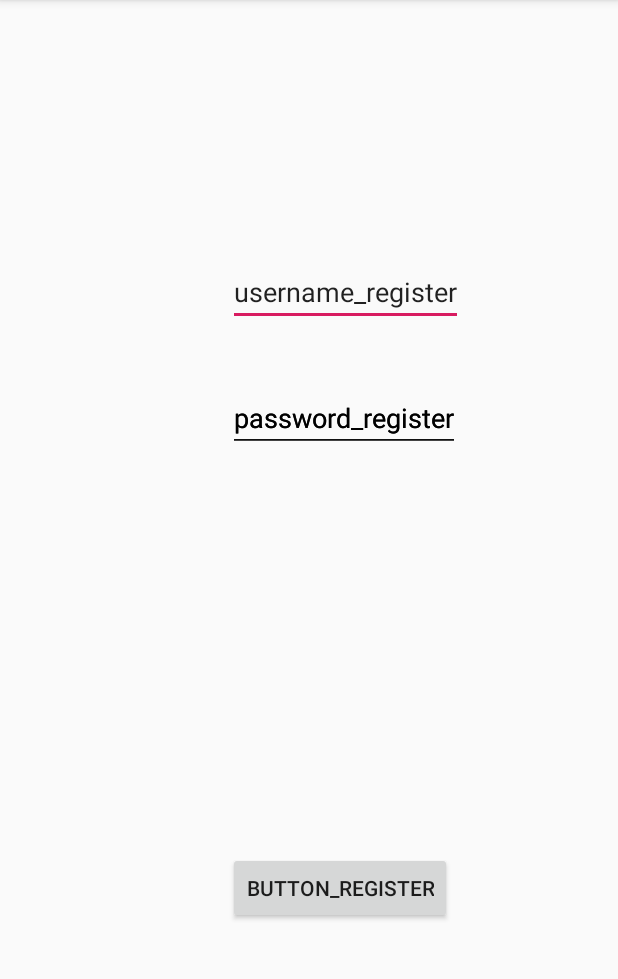
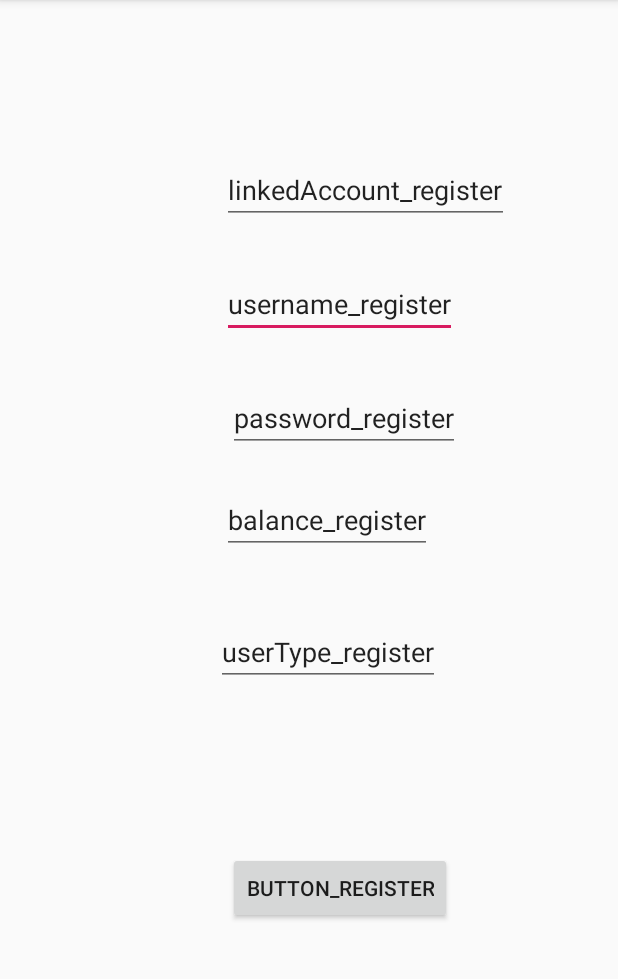
Before and after one commit to catlian/INFS3605_group2, an Android app: the RegisterActivity screen opened directly, with no data from a screen before it, after a tap on "BUTTON_REGISTER", on a phone screen of 412 x 824 dp, the part 84-1063 px from its top. Run offline under Robolectric (Android 15) with nearby library versions, the phone set to English and light mode, and no system bars; our stand-ins replace Firebase (no records; nobody signed in at launch, a user with empty details on screens opened directly).

Commit message:
Login and register pages, update Manifest and MainActivity after

```diff
--- a/app/src/main/java/com/example/infs3605_group2/Activities/LoginActivity1.java
+++ b/app/src/main/java/com/example/infs3605_group2/Activities/LoginActivity1.java
@@ -16,6 +16,11 @@ import com.google.android.gms.tasks.OnCompleteListener;
 import com.google.android.gms.tasks.Task;
 import com.google.firebase.auth.AuthResult;
 import com.google.firebase.auth.FirebaseAuth;
+import com.google.firebase.database.DataSnapshot;
+import com.google.firebase.database.DatabaseError;
+import com.google.firebase.database.DatabaseReference;
+import com.google.firebase.database.FirebaseDatabase;
+import com.google.firebase.database.ValueEventListener;
 
 public class LoginActivity1 extends AppCompatActivity {
     private EditText username;
@@ -41,16 +46,30 @@ public class LoginActivity1 extends AppCompatActivity {
 
     }
 
-    private void loginTask (String username, String password) {
+    private void loginTask (final String username, String password) {
+        final String user = username;
         auth.signInWithEmailAndPassword(username + "@gmail.com", password).addOnCompleteListener(new OnCompleteListener<AuthResult>() {
             @Override
             public void onComplete(@NonNull Task<AuthResult> task) {
                 if (task.isSuccessful()){
                     Toast.makeText(LoginActivity1.this, "Login Success", Toast.LENGTH_SHORT).show();
-                    startActivity (new Intent(LoginActivity1.this, MainActivity.class));
+                    DatabaseReference reference = FirebaseDatabase.getInstance().getReference().child("userInfo").child(user).child("userType");
+                    reference.addListenerForSingleValueEvent(new ValueEventListener() {
+                        @Override
+                        public void onDataChange(@NonNull DataSnapshot dataSnapshot) {
+                           String type = dataSnapshot.getValue().toString();
+                           Intent intent = new Intent(LoginActivity1.this, TestActivity.class);
+                           intent.putExtra("userType", type);
+                           startActivity (intent);
+                           finish();
+                        }
+                        @Override
+                        public void onCancelled(@NonNull DatabaseError databaseError) {
 
-                    //TO BE DONE - LOGIN TO WHICHEVER TYPE OF USER IT IS
-                    finish();
+                        }
+                    });
+                    //startActivity (new Intent(LoginActivity1.this, MainActivity.class));
+                    //finish();
                 }
                 else {
                     Toast.makeText(LoginActivity1.this, "Invalid Username or Password!", Toast.LENGTH_SHORT).show();
--- a/app/src/main/java/com/example/infs3605_group2/Activities/RegisterActivity.java
+++ b/app/src/main/java/com/example/infs3605_group2/Activities/RegisterActivity.java
@@ -25,6 +25,10 @@ public class RegisterActivity extends AppCompatActivity {
     private EditText password;
     private Button register;
     private FirebaseAuth auth;
+    private EditText linkedAcc;
+    private EditText balance;
+    private EditText userType;
+    private EditText profileImage;
     @Override
     protected void onCreate(Bundle savedInstanceState) {
         super.onCreate(savedInstanceState);
@@ -32,12 +36,20 @@ public class RegisterActivity extends AppCompatActivity {
         username = (EditText) findViewById(R.id.username_register);
         password = (EditText) findViewById(R.id.password_register);
         register = (Button) findViewById(R.id.button_register);
+        linkedAcc = (EditText) findViewById(R.id.linkedAccount_register);
+        balance = (EditText) findViewById(R.id.balance_register);
+        userType = (EditText) findViewById(R.id.userType_register);
+
         auth = FirebaseAuth.getInstance();
         register.setOnClickListener(new View.OnClickListener() {
             @Override
             public void onClick(View v) {
                 String user_text = username.getText().toString();
                 String pass_text = password.getText().toString();
+                String linkedAcc_text = linkedAcc.getText().toString();
+                String balance_text = balance.getText().toString();
+                String userType_text = userType.getText().toString();
+
                 if (TextUtils.isEmpty(user_text) || TextUtils.isEmpty(pass_text)){
                     Toast.makeText(RegisterActivity.this, "Missing Value", Toast.LENGTH_SHORT).show();
                 }else if (pass_text.length() < 6) {
@@ -46,7 +58,12 @@ public class RegisterActivity extends AppCompatActivity {
                 else {
                     HashMap<String, Object> map = new HashMap<>();
                     map.put("password", pass_text);
-                    registerUser("linkedAccount",pass_text);
+                    map.put("linkedAccount", linkedAcc_text);
+                    map.put("userType", userType_text);
+                    map.put("balance", balance_text);
+                    //FirebaseDatabase.getInstance().getReference().child("userInfo").child(user_text);
+                    FirebaseDatabase.getInstance().getReference().child("userInfo").child(user_text).updateChildren(map);
+                    registerUser(user_text , pass_text);
                 }
             }
         });
@@ -57,7 +74,7 @@ public class RegisterActivity extends AppCompatActivity {
             public void onComplete(@NonNull Task<AuthResult> task) {
                 if (task.isSuccessful()){
                     Toast.makeText(RegisterActivity.this, "Registration Success", Toast.LENGTH_SHORT).show();
-                    startActivity (new Intent(RegisterActivity.this, MainActivity.class));
+                    startActivity (new Intent(RegisterActivity.this, LoginActivity1.class));
                     finish();
                 }
                 else {
--- a/app/src/main/java/com/example/infs3605_group2/Activities/TestActivity.java
+++ b/app/src/main/java/com/example/infs3605_group2/Activities/TestActivity.java
@@ -5,6 +5,7 @@ import androidx.appcompat.app.AppCompatActivity;
 import android.os.Bundle;
 import android.view.View;
 import android.widget.Button;
+import android.widget.Toast;
 
 import com.example.infs3605_group2.FragmentSwapper;
 import com.example.infs3605_group2.Fragments.ChildLanding;
@@ -25,6 +26,10 @@ public class TestActivity extends AppCompatActivity {
     protected void onCreate(Bundle savedInstanceState) {
         super.onCreate(savedInstanceState);
         setContentView(R.layout.activity_test);
+        Bundle bundle = getIntent().getExtras();
+        String message = bundle.getString("userType");
+        Toast.makeText(TestActivity.this, message, Toast.LENGTH_SHORT).show();
+
         button = findViewById(R.id.button);
         button.setOnClickListener(new View.OnClickListener() {
             @Override
--- a/app/src/main/res/layout/activity_register.xml
+++ b/app/src/main/res/layout/activity_register.xml
@@ -10,9 +10,39 @@
         android:id="@+id/username_register"
         android:layout_width="wrap_content"
         android:layout_height="wrap_content"
-        android:layout_marginStart="152dp"
-        android:layout_marginTop="172dp"
+        android:layout_marginStart="148dp"
+        android:layout_marginTop="180dp"
         android:text="username_register"
+        app:layout_constraintStart_toStartOf="parent"
+        app:layout_constraintTop_toTopOf="parent" />
+
+    <EditText
+        android:id="@+id/balance_register"
+        android:layout_width="wrap_content"
+        android:layout_height="wrap_content"
+        android:layout_marginStart="148dp"
+        android:layout_marginTop="324dp"
+        android:text="balance_register"
+        app:layout_constraintStart_toStartOf="parent"
+        app:layout_constraintTop_toTopOf="parent" />
+
+    <EditText
+        android:id="@+id/linkedAccount_register"
+        android:layout_width="wrap_content"
+        android:layout_height="wrap_content"
+        android:layout_marginStart="148dp"
+        android:layout_marginTop="104dp"
+        android:text="linkedAccount_register"
+        app:layout_constraintStart_toStartOf="parent"
+        app:layout_constraintTop_toTopOf="parent" />
+
+    <EditText
+        android:id="@+id/userType_register"
+        android:layout_width="wrap_content"
+        android:layout_height="wrap_content"
+        android:layout_marginStart="144dp"
+        android:layout_marginTop="412dp"
+        android:text="userType_register"
         app:layout_constraintStart_toStartOf="parent"
         app:layout_constraintTop_toTopOf="parent" />
 
@@ -26,28 +56,6 @@
         app:layout_constraintStart_toStartOf="parent"
         app:layout_constraintTop_toTopOf="parent" />
 
-    <EditText
-        android:id="@+id/bank_acc"
-        android:layout_width="wrap_content"
-        android:layout_height="wrap_content"
-        android:layout_marginStart="152dp"
-        android:layout_marginTop="256dp"
-        android:text="password_register"
-        app:layout_constraintStart_toStartOf="parent"
-        app:layout_constraintTop_toTopOf="parent" />
-
-    <EditText
-        android:id="@+id/linked_acc"
-        android:layout_width="wrap_content"
-        android:layout_height="wrap_content"
-        android:layout_marginStart="152dp"
-        android:layout_marginTop="256dp"
-        android:text="password_register"
-        app:layout_constraintStart_toStartOf="parent"
-        app:layout_constraintTop_toTopOf="parent" />
-
-
-
     <Button
         android:id="@+id/button_register"
         android:layout_width="wrap_content"
```
